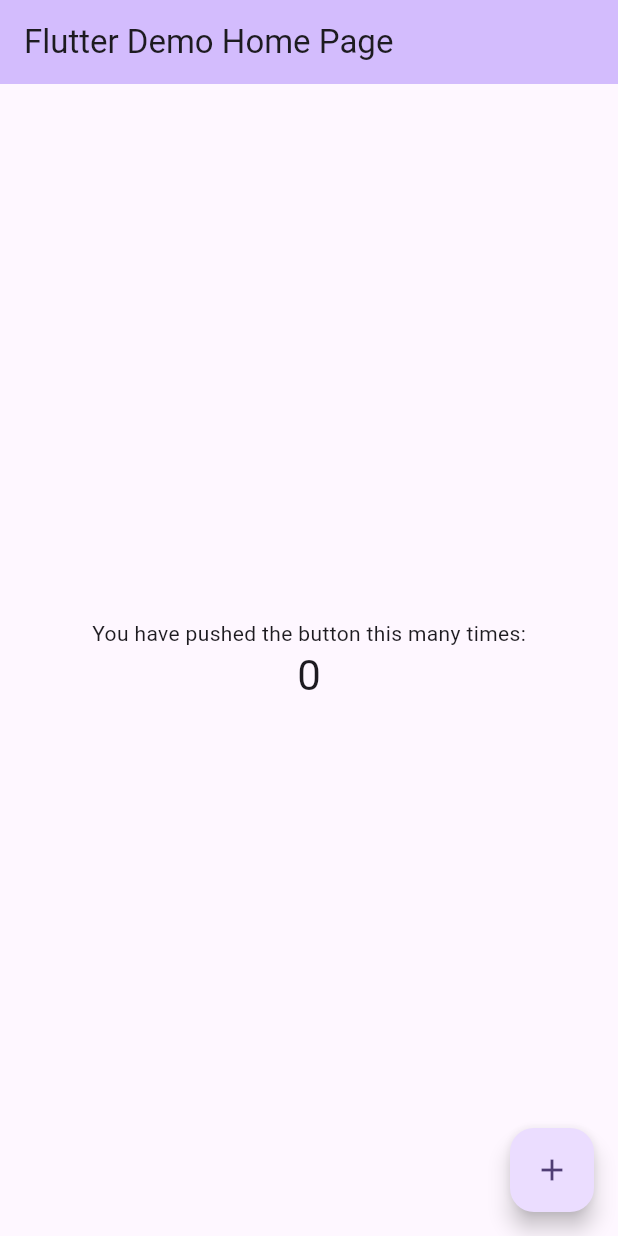
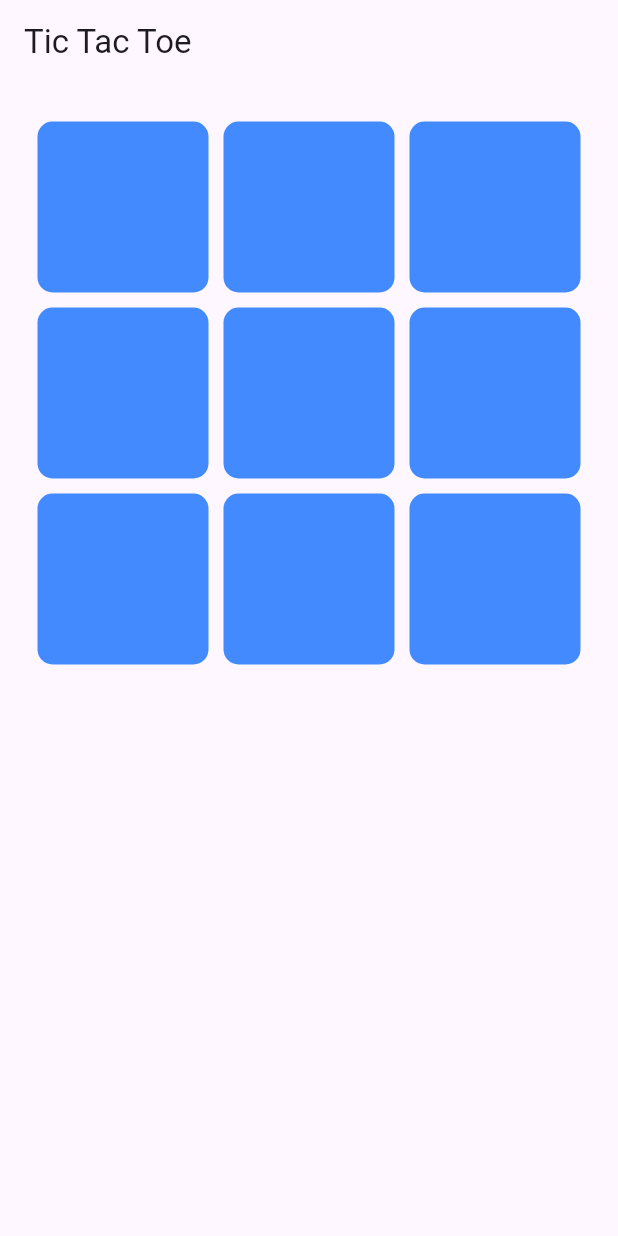
Before and after one commit to Liyo08/TicTacToe-Flutter, a Flutter app: the screen it shows after launch, on a phone screen of 412 x 824 dp. Run offline on Flutter 3.47's test engine with Material 3 defaults, Android fonts, the phone set to English and light mode, and no system bars.

Commit message:
Design and first part functionalities done

```diff
--- a/lib/main.dart
+++ b/lib/main.dart
@@ -1,125 +1,97 @@
 import 'package:flutter/material.dart';
 
-void main() {
-  runApp(const MyApp());
-}
+void main() => runApp(TicTacToe());
 
-class MyApp extends StatelessWidget {
-  const MyApp({super.key});
-
-  // This widget is the root of your application.
+class TicTacToe extends StatelessWidget {
   @override
   Widget build(BuildContext context) {
     return MaterialApp(
-      title: 'Flutter Demo',
-      theme: ThemeData(
-        // This is the theme of your application.
-        //
-        // TRY THIS: Try running your application with "flutter run". You'll see
-        // the application has a purple toolbar. Then, without quitting the app,
-        // try changing the seedColor in the colorScheme below to Colors.green
-        // and then invoke "hot reload" (save your changes or press the "hot
-        // reload" button in a Flutter-supported IDE, or press "r" if you used
-        // the command line to start the app).
-        //
-        // Notice that the counter didn't reset back to zero; the application
-        // state is not lost during the reload. To reset the state, use hot
-        // restart instead.
-        //
-        // This works for code too, not just values: Most code changes can be
-        // tested with just a hot reload.
-        colorScheme: ColorScheme.fromSeed(seedColor: Colors.deepPurple),
-        useMaterial3: true,
-      ),
-      home: const MyHomePage(title: 'Flutter Demo Home Page'),
+      title: 'Tic Tac Toe',
+      home: GameScreen(),
+      debugShowCheckedModeBanner: false,
     );
   }
 }
 
-class MyHomePage extends StatefulWidget {
-  const MyHomePage({super.key, required this.title});
-
-  // This widget is the home page of your application. It is stateful, meaning
-  // that it has a State object (defined below) that contains fields that affect
-  // how it looks.
-
-  // This class is the configuration for the state. It holds the values (in this
-  // case the title) provided by the parent (in this case the App widget) and
-  // used by the build method of the State. Fields in a Widget subclass are
-  // always marked "final".
-
-  final String title;
-
+class GameScreen extends StatefulWidget {
   @override
-  State<MyHomePage> createState() => _MyHomePageState();
+  _GameScreenState createState() => _GameScreenState();
 }
 
-class _MyHomePageState extends State<MyHomePage> {
-  int _counter = 0;
+class _GameScreenState extends State<GameScreen> {
+  List<String> board = List.filled(9, '');
+  bool xTurn = true;
 
-  void _incrementCounter() {
-    setState(() {
-      // This call to setState tells the Flutter framework that something has
-      // changed in this State, which causes it to rerun the build method below
-      // so that the display can reflect the updated values. If we changed
-      // _counter without calling setState(), then the build method would not be
-      // called again, and so nothing would appear to happen.
-      _counter++;
-    });
+  void handleTap(int index) {
+    if (board[index] == '') {
+      setState(() {
+        board[index] = xTurn ? 'X' : 'O';
+        xTurn = !xTurn;
+      });
+      checkWinner();
+    }
+  }
+
+  void checkWinner() {
+    List<List<int>> winPatterns = [
+      [0, 1, 2], [3, 4, 5], [6, 7, 8],  // rows
+      [0, 3, 6], [1, 4, 7], [2, 5, 8],  // columns
+      [0, 4, 8], [2, 4, 6]              // diagonals
+    ];
+
+    for (var pattern in winPatterns) {
+      String first = board[pattern[0]];
+      if (first != '' && first == board[pattern[1]] && first == board[pattern[2]]) {
+        showDialog(
+          context: context,
+          builder: (_) => AlertDialog(
+            title: Text('Winner!'),
+            content: Text('$first wins'),
+            actions: [
+              TextButton(
+                child: Text('Restart'),
+                onPressed: () {
+                  setState(() {
+                    board = List.filled(9, '');
+                    xTurn = true;
+                  });
+                  Navigator.pop(context);
+                },
+              ),
+            ],
+          ),
+        );
+        break;
+      }
+    }
   }
 
   @override
   Widget build(BuildContext context) {
-    // This method is rerun every time setState is called, for instance as done
-    // by the _incrementCounter method above.
-    //
-    // The Flutter framework has been optimized to make rerunning build methods
-    // fast, so that you can just rebuild anything that needs updating rather
-    // than having to individually change instances of widgets.
     return Scaffold(
-      appBar: AppBar(
-        // TRY THIS: Try changing the color here to a specific color (to
-        // Colors.amber, perhaps?) and trigger a hot reload to see the AppBar
-        // change color while the other colors stay the same.
-        backgroundColor: Theme.of(context).colorScheme.inversePrimary,
-        // Here we take the value from the MyHomePage object that was created by
-        // the App.build method, and use it to set our appbar title.
-        title: Text(widget.title),
-      ),
-      body: Center(
-        // Center is a layout widget. It takes a single child and positions it
-        // in the middle of the parent.
-        child: Column(
-          // Column is also a layout widget. It takes a list of children and
-          // arranges them vertically. By default, it sizes itself to fit its
-          // children horizontally, and tries to be as tall as its parent.
-          //
-          // Column has various properties to control how it sizes itself and
-          // how it positions its children. Here we use mainAxisAlignment to
-          // center the children vertically; the main axis here is the vertical
-          // axis because Columns are vertical (the cross axis would be
-          // horizontal).
-          //
-          // TRY THIS: Invoke "debug painting" (choose the "Toggle Debug Paint"
-          // action in the IDE, or press "p" in the console), to see the
-          // wireframe for each widget.
-          mainAxisAlignment: MainAxisAlignment.center,
-          children: <Widget>[
-            const Text(
-              'You have pushed the button this many times:',
+      appBar: AppBar(title: Text('Tic Tac Toe')),
+      body: GridView.builder(
+        padding: const EdgeInsets.all(20),
+        gridDelegate:
+            SliverGridDelegateWithFixedCrossAxisCount(crossAxisCount: 3),
+        itemCount: board.length,
+        itemBuilder: (context, index) => GestureDetector(
+          onTap: () => handleTap(index),
+          child: Container(
+            margin: const EdgeInsets.all(5),
+            decoration: BoxDecoration(
+              color: Colors.blueAccent,
+              borderRadius: BorderRadius.circular(10),
             ),
-            Text(
-              '$_counter',
-              style: Theme.of(context).textTheme.headlineMedium,
+            child: Center(
+              child: Text(
+                board[index],
+                style: TextStyle(fontSize: 40, color: Colors.white),
+              ),
             ),
-          ],
+          ),
         ),
       ),
-      floatingActionButton: FloatingActionButton(
-        onPressed: _incrementCounter,
-        tooltip: 'Increment',
-        child: const Icon(Icons.add),
-      ), // This trailing comma makes auto-formatting nicer for build methods.
     );
   }
 }
```
Also changed, not shown: 1 other file.
